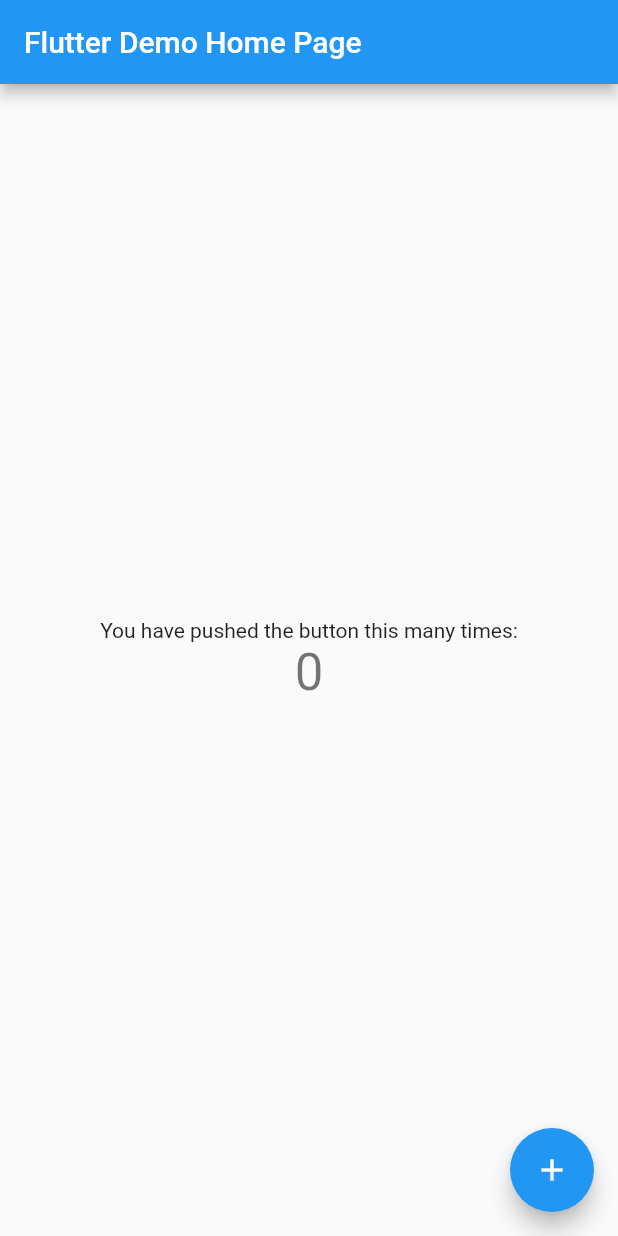
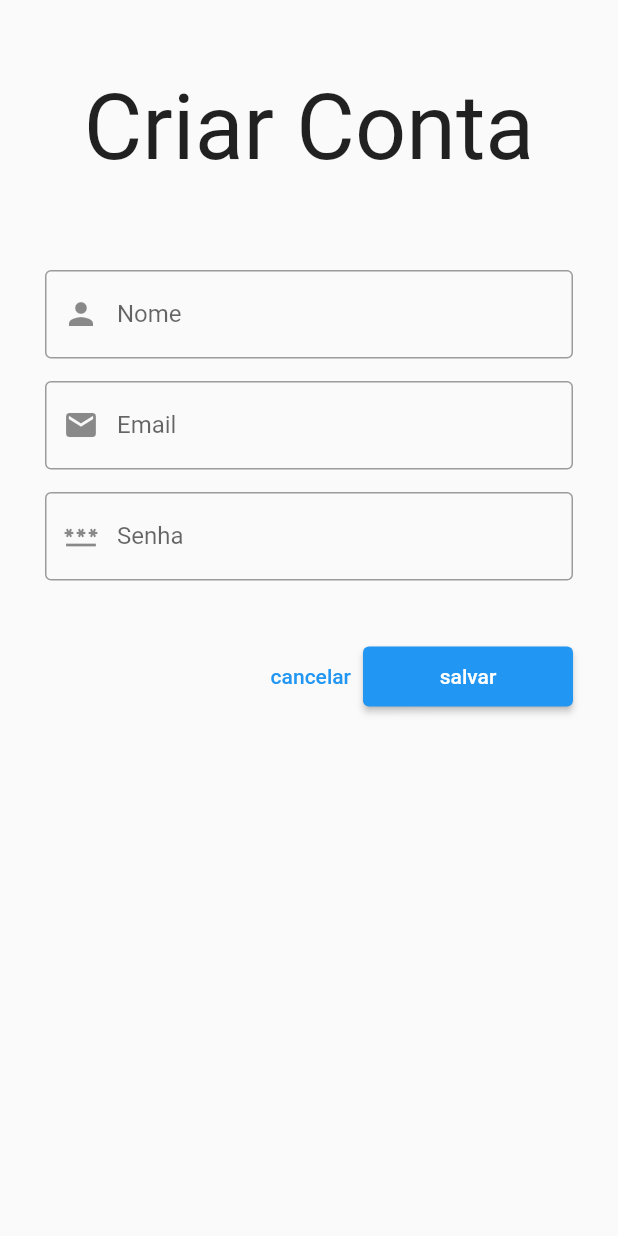
Before and after one commit to JoaoVitorSouza25/Aula09_05, a Flutter app: the screen it shows after launch, on a phone screen of 412 x 824 dp. Run offline on Flutter 3.47's test engine with Material 2 defaults, Android fonts, the phone set to English and light mode, and no system bars; our stand-ins replace device_preview, firebase_auth, firebase_core; accounts and stored records are empty.

Commit message:
Commit22

```diff
--- a/lib/controller/login_controller.dart
+++ b/lib/controller/login_controller.dart
@@ -0,0 +1,28 @@
+import 'package:firebase_auth/firebase_auth.dart';
+
+import '../view/util.dart';
+
+class LoginController {
+  //
+  // CRIAR UMA NOVA CONTA no serviço
+  // Firebase Authentication
+  //
+  criarConta(context, nome, email, senha) {
+    FirebaseAuth.instance
+        .createUserWithEmailAndPassword(email: email, password: senha)
+        .then((resultado) {
+      sucesso(context, 'Usuário criado com sucesso.');
+    }).catchError((e) {
+      switch (e.code) {
+        case 'email-already-in-use':
+          erro(context, 'O email já foi utilizado.');
+          break;
+        case 'invalid-email':
+          erro(context, 'O formato do email é inválido');
+          break;
+        default:
+          erro(context, 'ERRO: ${e.code.toString()}');
+      }
+    });
+  }
+}
--- a/lib/main.dart
+++ b/lib/main.dart
@@ -1,115 +1,33 @@
+// ignore_for_file: prefer_const_constructors
+
+import 'package:device_preview/device_preview.dart';
+import 'package:firebase_core/firebase_core.dart';
 import 'package:flutter/material.dart';
 
-void main() {
-  runApp(const MyApp());
+import 'firebase_options.dart';
+import 'view/cadastrar_view.dart';
+import 'view/login_view.dart';
+import 'view/principal_view.dart';
+
+Future<void> main() async {
+
+  await Firebase.initializeApp(
+    options: DefaultFirebaseOptions.currentPlatform,
+  );
+
+  runApp(
+    DevicePreview(
+      enabled:true,
+      builder: (context) => MaterialApp(
+        debugShowCheckedModeBanner: false,
+        useInheritedMediaQuery: true,
+        initialRoute: 'cadastrar',
+        routes: {
+          'cadastrar' : (context) => CadastrarView(),
+          'login' : (context) => LoginView(),
+          'principal' : (context) => PrincipalView(),
+        },
+      ),
+    ),
+  );
 }
-
-class MyApp extends StatelessWidget {
-  const MyApp({super.key});
-
-  // This widget is the root of your application.
-  @override
-  Widget build(BuildContext context) {
-    return MaterialApp(
-      title: 'Flutter Demo',
-      theme: ThemeData(
-        // This is the theme of your application.
-        //
-        // Try running your application with "flutter run". You'll see the
-        // application has a blue toolbar. Then, without quitting the app, try
-        // changing the primarySwatch below to Colors.green and then invoke
-        // "hot reload" (press "r" in the console where you ran "flutter run",
-        // or simply save your changes to "hot reload" in a Flutter IDE).
-        // Notice that the counter didn't reset back to zero; the application
-        // is not restarted.
-        primarySwatch: Colors.blue,
-      ),
-      home: const MyHomePage(title: 'Flutter Demo Home Page'),
-    );
-  }
-}
-
-class MyHomePage extends StatefulWidget {
-  const MyHomePage({super.key, required this.title});
-
-  // This widget is the home page of your application. It is stateful, meaning
-  // that it has a State object (defined below) that contains fields that affect
-  // how it looks.
-
-  // This class is the configuration for the state. It holds the values (in this
-  // case the title) provided by the parent (in this case the App widget) and
-  // used by the build method of the State. Fields in a Widget subclass are
-  // always marked "final".
-
-  final String title;
-
-  @override
-  State<MyHomePage> createState() => _MyHomePageState();
-}
-
-class _MyHomePageState extends State<MyHomePage> {
-  int _counter = 0;
-
-  void _incrementCounter() {
-    setState(() {
-      // This call to setState tells the Flutter framework that something has
-      // changed in this State, which causes it to rerun the build method below
-      // so that the display can reflect the updated values. If we changed
-      // _counter without calling setState(), then the build method would not be
-      // called again, and so nothing would appear to happen.
-      _counter++;
-    });
-  }
-
-  @override
-  Widget build(BuildContext context) {
-    // This method is rerun every time setState is called, for instance as done
-    // by the _incrementCounter method above.
-    //
-    // The Flutter framework has been optimized to make rerunning build methods
-    // fast, so that you can just rebuild anything that needs updating rather
-    // than having to individually change instances of widgets.
-    return Scaffold(
-      appBar: AppBar(
-        // Here we take the value from the MyHomePage object that was created by
-        // the App.build method, and use it to set our appbar title.
-        title: Text(widget.title),
-      ),
-      body: Center(
-        // Center is a layout widget. It takes a single child and positions it
-        // in the middle of the parent.
-        child: Column(
-          // Column is also a layout widget. It takes a list of children and
-          // arranges them vertically. By default, it sizes itself to fit its
-          // children horizontally, and tries to be as tall as its parent.
-          //
-          // Invoke "debug painting" (press "p" in the console, choose the
-          // "Toggle Debug Paint" action from the Flutter Inspector in Android
-          // Studio, or the "Toggle Debug Paint" command in Visual Studio Code)
-          // to see the wireframe for each widget.
-          //
-          // Column has various properties to control how it sizes itself and
-          // how it positions its children. Here we use mainAxisAlignment to
-          // center the children vertically; the main axis here is the vertical
-          // axis because Columns are vertical (the cross axis would be
-          // horizontal).
-          mainAxisAlignment: MainAxisAlignment.center,
-          children: <Widget>[
-            const Text(
-              'You have pushed the button this many times:',
-            ),
-            Text(
-              '$_counter',
-              style: Theme.of(context).textTheme.headlineMedium,
-            ),
-          ],
-        ),
-      ),
-      floatingActionButton: FloatingActionButton(
-        onPressed: _incrementCounter,
-        tooltip: 'Increment',
-        child: const Icon(Icons.add),
-      ), // This trailing comma makes auto-formatting nicer for build methods.
-    );
-  }
-}
--- a/lib/view/cadastrar_view.dart
+++ b/lib/view/cadastrar_view.dart
@@ -0,0 +1,92 @@
+// ignore_for_file: prefer_const_constructors, prefer_const_literals_to_create_immutables, sized_box_for_whitespace
+
+import 'package:flutter/material.dart';
+
+import '../controller/login_controller.dart';
+
+class CadastrarView extends StatefulWidget {
+  const CadastrarView({super.key});
+
+  @override
+  State<CadastrarView> createState() => _CadastrarViewState();
+}
+
+class _CadastrarViewState extends State<CadastrarView> {
+  var txtNome = TextEditingController();
+  var txtEmail = TextEditingController();
+  var txtSenha = TextEditingController();
+
+  @override
+  void initState() {
+    super.initState();
+  }
+
+  @override
+  Widget build(BuildContext context) {
+    return Scaffold(
+      body: Padding(
+        padding: EdgeInsets.fromLTRB(30, 50, 30, 50),
+        child: Column(
+          children: [
+            Text(
+              'Criar Conta',
+              style: TextStyle(fontSize: 60),
+            ),
+            SizedBox(height: 60),
+            TextField(
+              controller: txtNome,
+              decoration: InputDecoration(
+                  labelText: 'Nome',
+                  prefixIcon: Icon(Icons.person),
+                  border: OutlineInputBorder()),
+            ),
+            SizedBox(height: 15),
+            TextField(
+              controller: txtEmail,
+              decoration: InputDecoration(
+                  labelText: 'Email',
+                  prefixIcon: Icon(Icons.email),
+                  border: OutlineInputBorder()),
+            ),
+            SizedBox(height: 15),
+            TextField(
+              controller: txtSenha,
+              obscureText: true,
+              decoration: InputDecoration(
+                  labelText: 'Senha',
+                  prefixIcon: Icon(Icons.password),
+                  border: OutlineInputBorder()),
+            ),
+            SizedBox(height: 40),
+            Row(
+              mainAxisAlignment: MainAxisAlignment.end,
+              children: [
+                TextButton(
+                  onPressed: () {
+                    Navigator.pop(context);
+                  },
+                  child: Text('cancelar'),
+                ),
+                ElevatedButton(
+                  style: OutlinedButton.styleFrom(
+                    minimumSize: Size(140, 40),
+                  ),
+                  onPressed: () {
+                    LoginController().criarConta(
+                      context,
+                      txtNome.text,
+                      txtEmail.text,
+                      txtSenha.text,
+                    );
+                  },
+                  child: Text('salvar'),
+                ),
+              ],
+            ),
+            SizedBox(height: 40),
+          ],
+        ),
+      ),
+    );
+  }
+}
```
Also changed, not shown: lib/view/login_view.dart (+15 -0 lines), lib/view/principal_view.dart (+15 -0 lines), lib/view/util.dart (+32 -0 lines), 2 other files.
